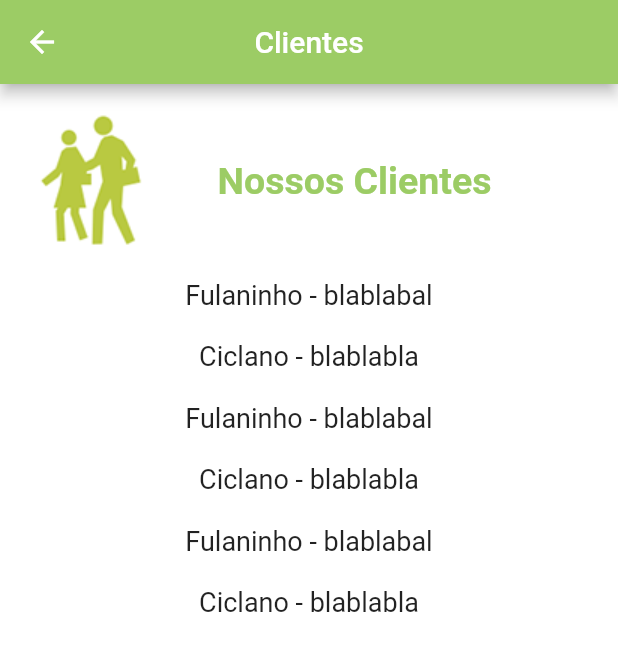
After one commit to LetRicette/ATM-Consultoria-flutter, a Flutter app: the TelaCliente screen opened directly, on a phone screen of 412 x 824 dp. The commit adds this screen. Shown: the top 651 px of the screen. Run offline on Flutter 3.47's test engine with Material 2 defaults, Android fonts, the phone set to English and light mode, and no system bars.

Commit message:
Navegação entre telas

```diff
--- /dev/null
+++ b/lib/tela_cliente.dart
@@ -0,0 +1,115 @@
+// ignore_for_file: prefer_const_constructors
+
+import 'package:flutter/material.dart';
+
+class TelaCliente extends StatefulWidget {
+  TelaCliente({Key? key}) : super(key: key);
+
+  @override
+  _TelaClienteState createState() => _TelaClienteState();
+}
+
+class _TelaClienteState extends State<TelaCliente> {
+  @override
+  Widget build(BuildContext context) {
+    return Scaffold(
+      backgroundColor: Colors.white,
+      appBar: AppBar(
+        centerTitle: true,
+        backgroundColor: Colors.lightGreen.shade400,
+        title: Text("Clientes"),
+      ),
+      body: Container(
+        padding: EdgeInsets.all(20),
+        child: SingleChildScrollView(
+          child: Column(
+            mainAxisAlignment: MainAxisAlignment.spaceBetween,
+            children: [
+              Row(
+                // ignore: prefer_const_literals_to_create_immutables
+                children: [
+                  Image.asset("assets/images/detalhe_cliente.png"),
+                  SizedBox(
+                    width: 40,
+                  ),
+                  Text(
+                    "Nossos Clientes",
+                    style: TextStyle(
+                      fontSize: 25,
+                      color: Colors.lightGreen.shade400,
+                      fontWeight: FontWeight.bold,
+                    ),
+                  ),
+                ],
+              ),
+              SizedBox(
+                height: 20,
+              ),
+              // ignore: prefer_const_constructors
+              Text(
+                "Fulaninho - blablabal",
+                textAlign: TextAlign.justify,
+                style: TextStyle(
+                  fontSize: 18,
+                  color: Colors.black87,
+                ),
+              ),
+              SizedBox(
+                height: 20,
+              ),
+              Text(
+                "Ciclano - blablabla",
+                style: TextStyle(
+                  fontSize: 18,
+                  color: Colors.black87,
+                ),
+              ),
+              SizedBox(
+                height: 20,
+              ),
+              Text(
+                "Fulaninho - blablabal",
+                textAlign: TextAlign.justify,
+                style: TextStyle(
+                  fontSize: 18,
+                  color: Colors.black87,
+                ),
+              ),
+              SizedBox(
+                height: 20,
+              ),
+              Text(
+                "Ciclano - blablabla",
+                style: TextStyle(
+                  fontSize: 18,
+                  color: Colors.black87,
+                ),
+              ),
+              SizedBox(
+                height: 20,
+              ),
+              Text(
+                "Fulaninho - blablabal",
+                textAlign: TextAlign.justify,
+                style: TextStyle(
+                  fontSize: 18,
+                  color: Colors.black87,
+                ),
+              ),
+              SizedBox(
+                height: 20,
+              ),
+              Text(
+                "Ciclano - blablabla",
+                style: TextStyle(
+                  fontSize: 18,
+                  color: Colors.black87,
+                ),
+              ),
+            ],
+          ),
+        ),
+      ),
+    );
+  }
+}
```
Also changed, not shown: lib/home.dart (+28 -4 lines), lib/tela_contato.dart (added, +68 -0 lines), lib/tela_empresa.dart (added, +65 -0 lines), lib/tela_servico.dart (added, +61 -0 lines).
